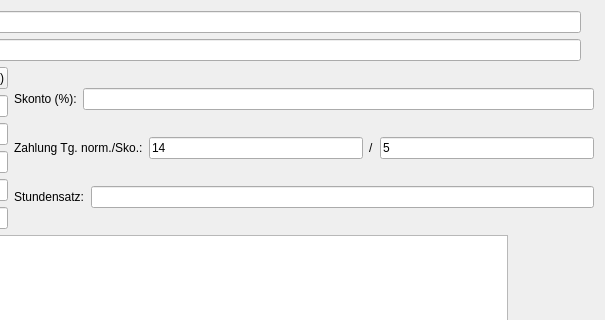
Qt form form/general_main_page.ui (romanweissflog/FAKT) before a commit; both pictures show x 583 to 1188 and y 0 to 320 of the 1188 by 776 pixel window.
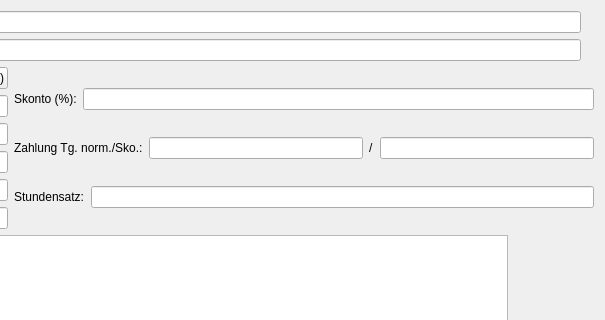
The same form after that commit. Custom widgets are drawn as their Qt base class.

Patch:
```diff
--- a/form/general_main_page.ui
+++ b/form/general_main_page.ui
@@ -191,7 +191,7 @@
          <item>
           <widget class="QLineEdit" name="editPayNormal">
            <property name="text">
-            <string>14</string>
+            <string/>
            </property>
           </widget>
          </item>
@@ -205,7 +205,7 @@
          <item>
           <widget class="QLineEdit" name="editPaySkonto">
            <property name="text">
-            <string>5</string>
+            <string/>
            </property>
           </widget>
          </item>
```
